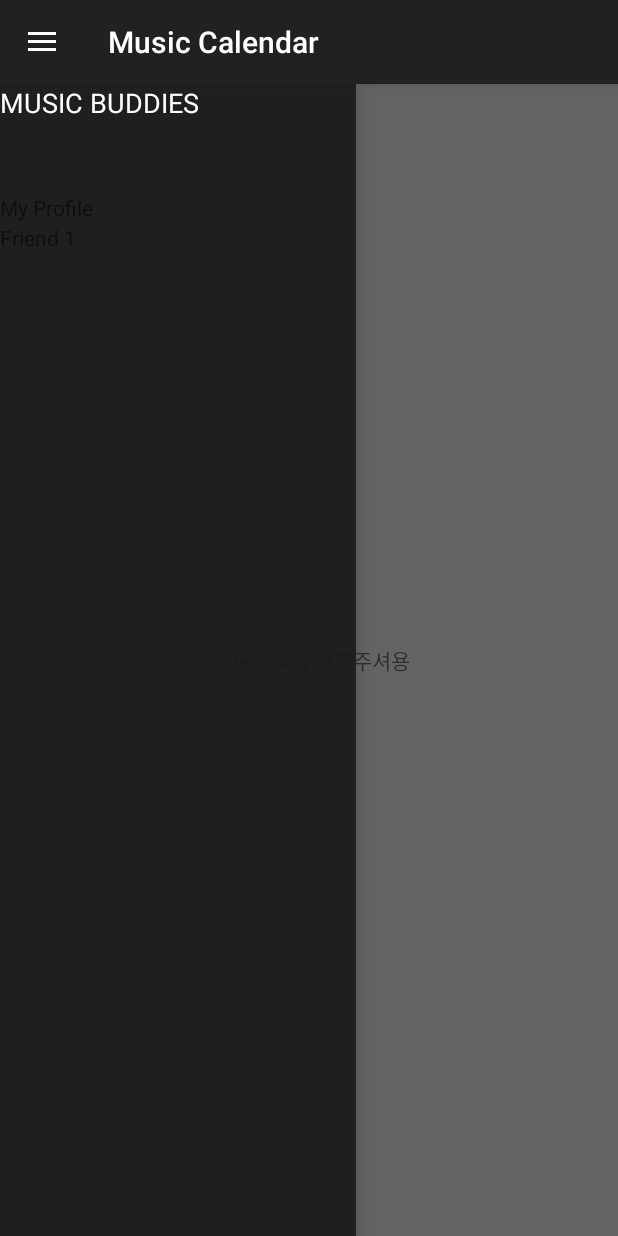
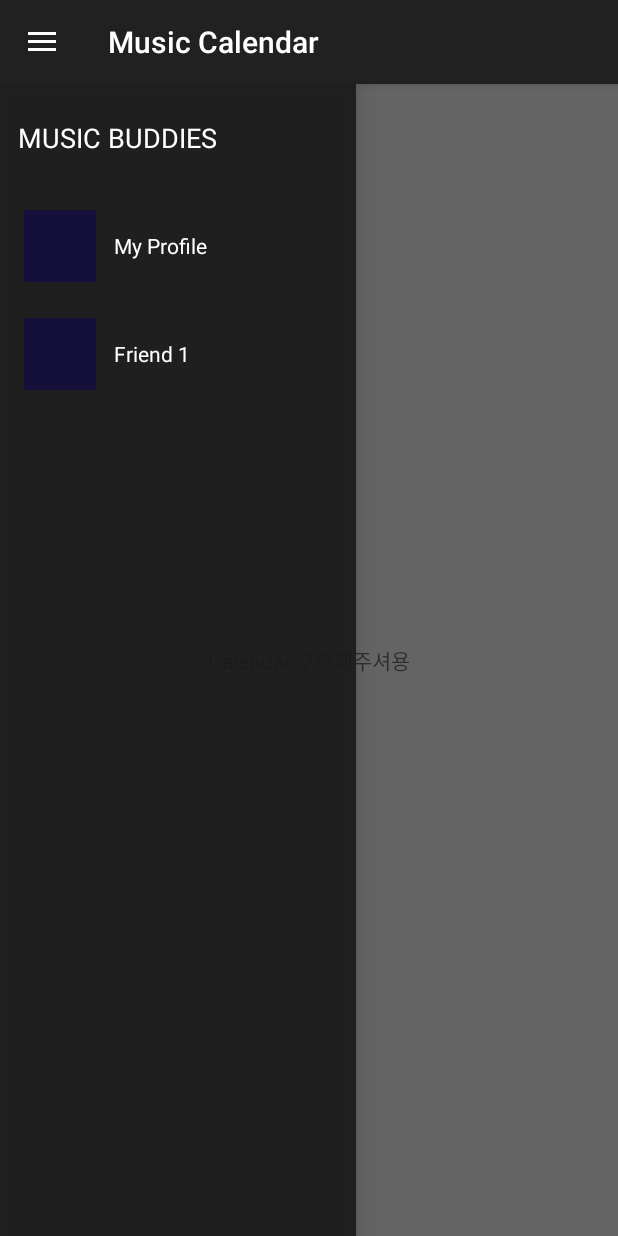
Before and after one commit to kim-minkyoung/AndroidTermProject, an Android app: the CalendarActivity screen opened directly, with no data from a screen before it, with the side drawer open, on a phone screen of 412 x 824 dp. Run offline under Robolectric (Android 15) with nearby library versions, the phone set to English and light mode, and no system bars; our stand-ins replace data binding.

Commit message:
feat: dataBinding 성공, 자세한 건 중단
어케 하는 건지 쭉 읽어봐주심 감사!!!

```diff
--- a/app/src/main/res/layout/calendar_drawer_layout.xml
+++ b/app/src/main/res/layout/calendar_drawer_layout.xml
@@ -4,6 +4,9 @@
 
     <data>
         <import type="java.util.List" />
+        <variable
+            name="myProfile"
+            type="com.example.androidtermproject.CalendarActivity.ProfileData" />
         <variable
             name="friendsProfile"
             type="List&lt;com.example.androidtermproject.CalendarActivity.ProfileData&gt;" />
@@ -13,21 +16,40 @@
         android:orientation="vertical"
         android:layout_width="237dp"
         android:layout_height="match_parent"
-        android:layout_gravity="start"
+        android:layout_gravity="start|center"
         android:background="#E61A1A1A"
-        android:gravity="top">
+        android:gravity="start|center"
+        >
 
-        <TextView
+<!--        <androidx.recyclerview.widget.RecyclerView-->
+<!--            android:id="@+id/myProfile"-->
+<!--            android:layout_width="match_parent"-->
+<!--            android:layout_height="match_parent"/>-->
+
+        <LinearLayout
             android:layout_width="wrap_content"
-            android:layout_height="72dp"
-            android:text="MUSIC BUDDIES"
-            android:textColor="@color/white"
-            android:textSize="18dp"/>
+            android:layout_height="wrap_content"
+            android:orientation="horizontal">
+            <Space
+                android:layout_width="12dp"
+                android:layout_height="wrap_content"/>
+
+            <TextView
+                android:gravity="start|center"
+                android:layout_width="wrap_content"
+                android:layout_height="72dp"
+                android:text="MUSIC BUDDIES"
+                android:textColor="@color/white"
+                android:textSize="18dp"/>
+        </LinearLayout>
+
+
 
         <androidx.recyclerview.widget.RecyclerView
             android:id="@+id/profileRecyclerView"
             android:layout_width="match_parent"
-            android:layout_height="match_parent"/>
+            android:layout_height="match_parent"
+            android:gravity="start|center"/>
 
     </LinearLayout>
 </layout>
--- a/app/src/main/res/layout/calendar_drawer_list.xml
+++ b/app/src/main/res/layout/calendar_drawer_list.xml
@@ -8,19 +8,29 @@
     </data>
 
     <LinearLayout
-        android:orientation="vertical"
+        android:gravity="start|center"
+        android:orientation="horizontal"
         android:layout_width="match_parent"
-        android:layout_height="wrap_content">
+        android:layout_height="72dp">
+
+        <Space
+            android:layout_width="16dp"
+            android:layout_height="wrap_content"/>
 
         <ImageView
             android:id="@+id/profileImg"
-            android:layout_width="wrap_content"
-            android:layout_height="wrap_content"
+            android:layout_width="48dp"
+            android:layout_height="48dp"
             android:src="@{profile.img}" />
+
+        <Space
+            android:layout_width="12dp"
+            android:layout_height="wrap_content"/>
 
         <TextView
             android:layout_width="wrap_content"
             android:layout_height="wrap_content"
+            android:textColor="@color/white"
             android:text="@{profile.name}" />
 
     </LinearLayout>
```
